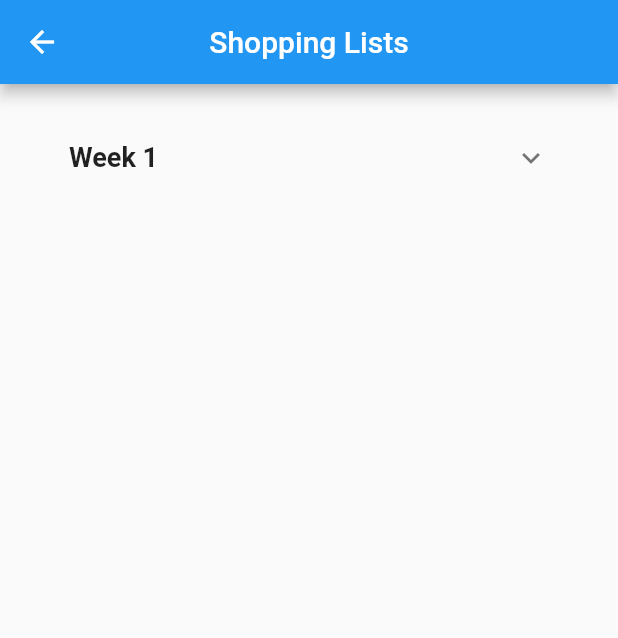
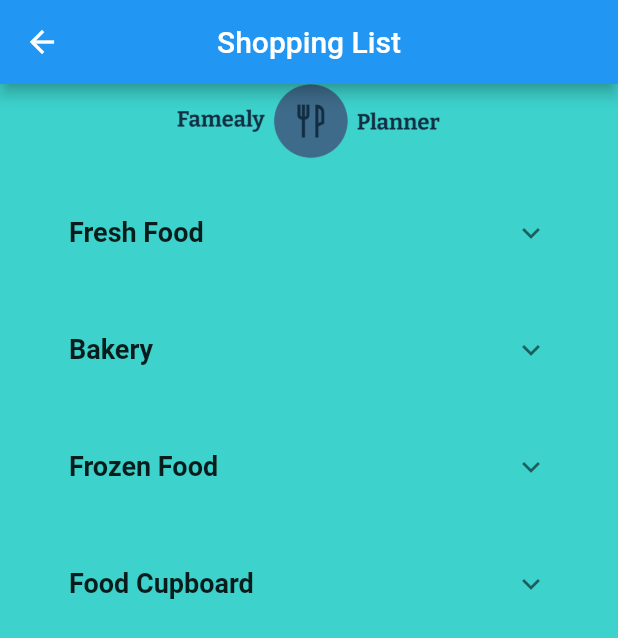
Before and after one commit to SamKingDev/HighfieldHack2021, a Flutter app: the ShoppingList screen opened by its route, on a phone screen of 412 x 824 dp. Shown: the top 638 px of the screen. Run offline on Flutter 3.47's test engine with Material 2 defaults, Android fonts, the phone set to English and light mode, and no system bars; our stand-ins replace cloud_firestore, firebase_auth, firebase_core, flutter_signin_button, google_sign_in; accounts and stored records are empty.

Commit message:
shopping list working

```diff
--- a/App/lib/screens/Meal/MealPlan.dart
+++ b/App/lib/screens/Meal/MealPlan.dart
@@ -9,6 +9,8 @@ import 'package:famealy/screens/profile/profile.dart';
 import 'package:firebase_auth/firebase_auth.dart';
 import 'package:flutter/material.dart';
 import 'package:provider/provider.dart';
+
+import 'ShoppingList.dart';
 
 class mealPlan extends StatefulWidget {
   @override
@@ -86,7 +88,10 @@ class _mealPlanState extends State<mealPlan> {
                     MaterialPageRoute(builder: (context) => mealPlan()),
                   )
                 }),
-            CustomListTile(Icons.list, 'Shopping List', () => {}),
+            CustomListTile(Icons.list, 'Shopping List', () => {Navigator.push(
+              context,
+              MaterialPageRoute(builder: (context) => ShoppingList()),
+            )}),
             CustomListTile(Icons.help, 'Tutorial', () => {}),
             CustomListTile(Icons.logout, 'Logout', () => {authBloc.logout()}),
           ],
--- a/App/lib/screens/Meal/ShoppingList.dart
+++ b/App/lib/screens/Meal/ShoppingList.dart
@@ -1,4 +1,63 @@
 import 'package:flutter/material.dart';
+
+class menu extends StatefulWidget {
+  @override
+
+  String category;
+  menu(this.category);
+
+  _menuState createState() => _menuState();
+}
+
+class _menuState extends State<menu> {
+
+  List<String> items = ['Carrot', 'Brocoli', 'Pear', 'Mash'];
+
+  @override
+  Widget build(BuildContext context) {
+    return Container(child:
+    Padding(
+      padding: const EdgeInsets.symmetric(horizontal: 30.0),
+      child: Column(
+        children: <Widget>[
+          SizedBox(height:20.0),
+          ExpansionTile(
+            title: Text(widget.category,
+              style: TextStyle(
+                  fontSize: 18.0,
+                  fontWeight: FontWeight.bold
+              ),
+            ),
+            children: <Widget>[
+              for ( var i in items ) Row(
+                mainAxisAlignment: MainAxisAlignment.spaceAround,
+                children: [
+                  Text(i),
+                  Text('10')
+                ],
+              ),
+//                ExpansionTile(
+//                  title: Text(
+//                    'Category 1',
+//                  ),
+//                  children: <Widget>[
+//                    ListTile(
+//                      title: Text('Food 1'),
+//                    )
+//                  ],
+//                ),
+//              ],
+
+            ],
+          ),
+        ],
+      ),
+    ),
+    );
+  }
+}
+
+
 
 class ShoppingList extends StatefulWidget {
   @override
@@ -9,40 +68,26 @@ class _ShoppingListState extends State<ShoppingList> {
   @override
   Widget build(BuildContext context) {
     return Scaffold(
+      backgroundColor: new Color.fromRGBO(61, 210, 204, 1),
       appBar: AppBar(
+        title: Text('Shopping List'),
         centerTitle: true,
-        title: Text(
-            'Shopping Lists'
-        ),
       ),
-      body: Padding(
-        padding: const EdgeInsets.symmetric(horizontal: 30.0),
-        child: Column(
-          children: <Widget>[
-            SizedBox(height:20.0),
-            ExpansionTile(
-              title: Text(
-                "Week 1",
-                style: TextStyle(
-                    fontSize: 18.0,
-                    fontWeight: FontWeight.bold
-                ),
-              ),
-              children: <Widget>[
-                ExpansionTile(
-                  title: Text(
-                    'Category 1',
-                  ),
-                  children: <Widget>[
-                    ListTile(
-                      title: Text('Food 1'),
-                    )
-                  ],
-                ),
-              ],
+      body: SingleChildScrollView(
+        child: Column(children: [
+          Container(
+            child: Image(
+              image: AssetImage('assets/logo.png'),
+              height: 50,
             ),
-          ],
-        ),
+          ),
+          Container(child: menu('Fresh Food')),
+          Container(child: menu('Bakery')),
+          Container(child: menu('Frozen Food')),
+          Container(child: menu('Food Cupboard')),
+          Container(),
+          Container(),
+        ]),
       ),
     );
   }
--- a/App/lib/screens/profile/profile.dart
+++ b/App/lib/screens/profile/profile.dart
@@ -3,6 +3,7 @@ import 'dart:async';
 import 'package:famealy/blocs/auth_bloc.dart';
 import 'package:famealy/screens/Family/family.dart';
 import 'package:famealy/screens/Meal/MealPlan.dart';
+import 'package:famealy/screens/Meal/ShoppingList.dart';
 import 'package:famealy/screens/login/login_screen.dart';
 import 'package:firebase_auth/firebase_auth.dart';
 import 'package:flutter/cupertino.dart';
@@ -120,7 +121,12 @@ class _ProfileState extends State<Profile> {
                           MaterialPageRoute(builder: (context) => mealPlan()),
                         )
                       }),
-              CustomListTile(Icons.list, 'Shopping List', () => {}),
+              CustomListTile(Icons.list, 'Shopping List', () => {
+                Navigator.push(
+                  context,
+                  MaterialPageRoute(builder: (context) => ShoppingList()),
+                )
+              }),
               CustomListTile(Icons.help, 'Tutorial', () => {}),
               CustomListTile(Icons.logout, 'Logout', () => {authBloc.logout()}),
             ],
```
